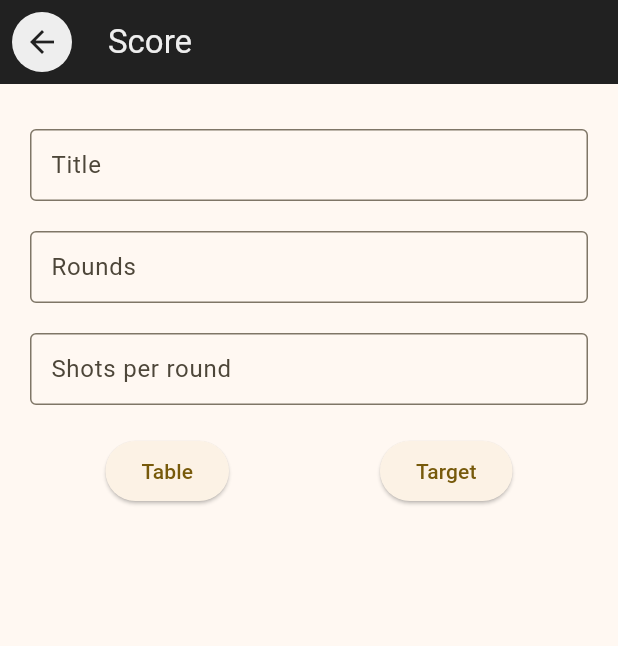
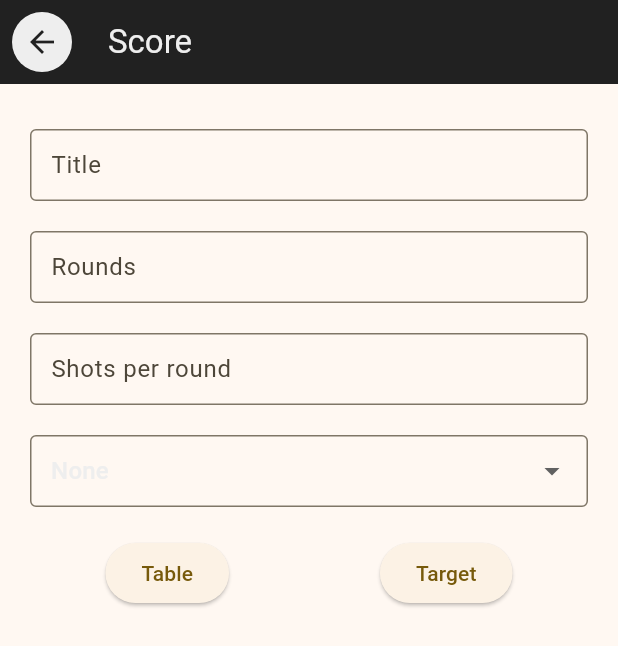
Before and after one commit to Josered30/archery-app, a Flutter app: the screen it shows after launch, after a tap on "Score", on a phone screen of 412 x 824 dp. Shown: the top 646 px of the screen. Run offline on Flutter 3.47's test engine with Material 2 defaults, Android fonts, the phone set to English and light mode, and no system bars; our stand-ins replace carousel_slider, equatable, flutter_bloc, isar; accounts and stored records are empty; generated files the repository leaves out were written again.

Commit message:
score input

```diff
--- a/lib/domain/models/take.model.dart
+++ b/lib/domain/models/take.model.dart
@@ -1,4 +1,5 @@
 import 'package:archery/domain/models/round.model.dart';
+import 'package:archery/domain/value-objects/bow_type.dart';
 import 'package:isar/isar.dart';
 part 'take.model.g.dart';
 
@@ -10,5 +11,8 @@ class Take {
   late DateTime createdAt;
   late int roundsCount;
 
+  @enumerated
+  late BowType bowType;
+
   IsarLinks<Round> rounds = IsarLinks<Round>();
 }
--- /dev/null
+++ b/lib/domain/value-objects/bow_type.dart
@@ -0,0 +1,16 @@
+enum BowType { none, recurve, compound }
+
+extension BowTypeExtension on BowType {
+  String get name {
+    switch (this) {
+      case BowType.none:
+        return 'None';
+      case BowType.recurve:
+        return 'Recurve';
+      case BowType.compound:
+        return 'Compound';
+      default:
+        return 'None';
+    }
+  }
+}
--- a/lib/domain/value-objects/take.state.dart
+++ b/lib/domain/value-objects/take.state.dart
@@ -1,12 +1,16 @@
+import 'package:archery/domain/value-objects/bow_type.dart';
+
 class TakeState {
   final int id;
   final String title;
   final int createdAtTimeStamp;
   final int roundsCount;
+  final BowType bowType;
 
   const TakeState(
       {this.id = 0,
       this.title = '',
       this.createdAtTimeStamp = 0,
-      this.roundsCount = 0});
+      this.roundsCount = 0,
+      this.bowType = BowType.none});
 }
--- a/lib/infrastructure/repositories/rounds.repository.dart
+++ b/lib/infrastructure/repositories/rounds.repository.dart
@@ -29,6 +29,8 @@ class RoundsRepository implements RoundIRepository {
   @override
   Future<void> saveTake(
       Take take, List<Round> rounds, List<List<Score>> roundsScores) async {
+    print("${take.bowType}");
+
     await isar.writeTxn(() async {
       List<List<Score>> newRoundsScores = List.empty(growable: true);
 
--- a/lib/ui/bloc/history/history.bloc.dart
+++ b/lib/ui/bloc/history/history.bloc.dart
@@ -34,7 +34,8 @@ class HistoryBloc extends Bloc<HistoryEvent, HistoryState> {
                 id: take.id,
                 title: take.title,
                 createdAtTimeStamp: take.createdAt.millisecondsSinceEpoch,
-                roundsCount: take.roundsCount))
+                roundsCount: take.roundsCount,
+                bowType: take.bowType))
             .toList()));
   }
 
@@ -47,7 +48,8 @@ class HistoryBloc extends Bloc<HistoryEvent, HistoryState> {
           TakeState(
               id: take.id,
               title: take.title,
-              createdAtTimeStamp: take.createdAt.millisecondsSinceEpoch)
+              createdAtTimeStamp: take.createdAt.millisecondsSinceEpoch,
+              bowType: take.bowType)
         ],
         rounds: take.rounds
             .map((round) => RoundState(
--- a/lib/ui/bloc/score/events/init_rounds.event.dart
+++ b/lib/ui/bloc/score/events/init_rounds.event.dart
@@ -7,16 +7,18 @@ class InitRoundsEvent extends ScoreEvent {
   final int shotsPerRound;
   final String title;
   final InputType inputType;
+  final BowType bowType;
 
   const InitRoundsEvent({
     required this.roundsCount,
     required this.shotsPerRound,
     required this.title,
     required this.inputType,
+    required this.bowType,
     this.columnsCount = 0,
     this.rowsCount = 0,
   });
 
   @override
-  List<Object?> get props => [roundsCount, rowsCount, shotsPerRound, inputType];
+  List<Object?> get props => [roundsCount, rowsCount, shotsPerRound, inputType, bowType];
 }
--- a/lib/ui/bloc/score/score.bloc.dart
+++ b/lib/ui/bloc/score/score.bloc.dart
@@ -4,6 +4,7 @@ import 'package:archery/domain/models/take.model.dart';
 import 'package:archery/domain/value-objects/round_score.dart';
 import 'package:archery/domain/value-objects/score_value.dart';
 import 'package:archery/infrastructure/repositories/rounds.repository.dart';
+import 'package:archery/domain/value-objects/bow_type.dart';
 import 'package:archery/ui/modules/score/types/input_type.dart';
 import 'package:flutter_bloc/flutter_bloc.dart';
 import 'package:equatable/equatable.dart';
@@ -51,6 +52,7 @@ class ScoreBloc extends Bloc<ScoreEvent, ScoreState> {
           shotsPerRound: setRoundsEvent.shotsPerRound,
           title: setRoundsEvent.title,
           inputType: setRoundsEvent.inputType,
+          bowType: setRoundsEvent.bowType,
           tableRounds: List.generate(
               setRoundsEvent.roundsCount,
               (_) => List.generate(
@@ -61,6 +63,7 @@ class ScoreBloc extends Bloc<ScoreEvent, ScoreState> {
           roundsCount: setRoundsEvent.roundsCount,
           shotsPerRound: setRoundsEvent.shotsPerRound,
           inputType: setRoundsEvent.inputType,
+          bowType: setRoundsEvent.bowType,
           title: setRoundsEvent.title,
           targetRounds: List.generate(setRoundsEvent.roundsCount, (_) => []),
           enableInitForm: false);
@@ -123,6 +126,7 @@ class ScoreBloc extends Bloc<ScoreEvent, ScoreState> {
     take.title = state.title;
     take.createdAt = DateTime.now();
     take.roundsCount = state.roundsCount;
+    take.bowType = state.bowType;
 
     List<List<RoundScore>> roundsScores = state.inputType == InputType.table
         ? state.tableRounds
--- a/lib/ui/bloc/score/states/score.state.dart
+++ b/lib/ui/bloc/score/states/score.state.dart
@@ -15,6 +15,7 @@ class ScoreState extends Equatable {
   final String title;
 
   final InputType inputType;
+  final BowType bowType;
 
   const ScoreState(
       {this.columnsCount = 0,
@@ -26,7 +27,8 @@ class ScoreState extends Equatable {
       this.tableRounds = const [],
       this.targetRounds = const [],
       this.title = '',
-      this.inputType = InputType.none});
+      this.inputType = InputType.none,
+      this.bowType = BowType.none});
 
   ScoreState copyWith(
       {int? columnsCount,
@@ -38,7 +40,8 @@ class ScoreState extends Equatable {
       List<List<RoundScore>>? tableRounds,
       List<List<RoundScore>>? targetRounds,
       String? title,
-      InputType? inputType}) {
+      InputType? inputType,
+      BowType? bowType}) {
     return ScoreState(
         columnsCount: columnsCount ?? this.columnsCount,
         rowsCount: rowsCount ?? this.rowsCount,
@@ -49,7 +52,8 @@ class ScoreState extends Equatable {
         tableRounds: tableRounds ?? this.tableRounds,
         targetRounds: targetRounds ?? this.targetRounds,
         title: title ?? this.title,
-        inputType: inputType ?? this.inputType);
+        inputType: inputType ?? this.inputType,
+        bowType: bowType ?? this.bowType);
   }
 
   @override
--- a/lib/ui/modules/score/score.page.dart
+++ b/lib/ui/modules/score/score.page.dart
@@ -2,6 +2,7 @@ import 'package:archery/ui/bloc/score/score.bloc.dart';
 import 'package:archery/infrastructure/repositories/rounds.repository.dart';
 import 'package:archery/ui/modules/score/components/round_input.dart';
 import 'package:archery/ui/modules/score/components/target_input.dart';
+import 'package:archery/domain/value-objects/bow_type.dart';
 import 'package:archery/ui/modules/score/types/input_type.dart';
 import 'package:flutter/material.dart';
 import 'package:flutter_bloc/flutter_bloc.dart';
@@ -19,6 +20,8 @@ class _TakeInputState extends State<TakeInput> {
   final titleController = TextEditingController();
   final roundsController = TextEditingController();
   final shotsPerRoundController = TextEditingController();
+
+  BowType bowType = BowType.none;
 
   @override
   void dispose() {
@@ -53,7 +56,8 @@ class _TakeInputState extends State<TakeInput> {
         rowsCount: rowsCount,
         shotsPerRound: shotsPerRound,
         title: titleController.text,
-        inputType: inputType));
+        inputType: inputType,
+        bowType: bowType));
   }
 
   Widget _textField(TextEditingController controller, bool enableInit,
@@ -86,6 +90,31 @@ class _TakeInputState extends State<TakeInput> {
           const SizedBox(height: 20),
           _textField(shotsPerRoundController, widget.enabled, "Shots per round",
               TextInputType.number),
+          const SizedBox(height: 20),
+          DropdownButtonFormField(
+              isExpanded: true,
+              value: bowType,
+              decoration: const InputDecoration(
+                  border: OutlineInputBorder(),
+                  contentPadding:
+                      EdgeInsets.symmetric(vertical: 0, horizontal: 10)),
+              items: BowType.values
+                  .map((bowType) => DropdownMenuItem(
+                        value: bowType,
+                        child: Text(
+                          bowType.name,
+                          style: TextStyle(color: Colors.grey[200]),
+                        ),
+                      ))
+                  .toList(),
+              onChanged: (BowType? bowType) {
+                if (bowType == null) {
+                  return;
+                }
+                setState(() {
+                  this.bowType = bowType;
+                });
+              }),
           const SizedBox(height: 20),
           Row(
             mainAxisAlignment: MainAxisAlignment.spaceAround,
@@ -140,7 +169,7 @@ class ScoreView extends StatelessWidget {
     return BlocBuilder<ScoreBloc, ScoreState>(builder: (blocContext, state) {
       Widget input = state.inputType == InputType.table
           ? const RoundInput()
-          : TargetInput();
+          : const TargetInput();
 
       return Padding(
           padding: const EdgeInsets.fromLTRB(20, 10, 20, 0),
--- a/pubspec.yaml
+++ b/pubspec.yaml
@@ -68,8 +68,7 @@ flutter:
 
   # To add assets to your application, add an assets section, like this:
   assets:
-    - assets/target.png
-    - assets/bow.gif
+    - assets/
 
   # An image asset can refer to one or more resolution-specific "variants", see
   # https://flutter.dev/assets-and-images/#resolution-aware
```
Also changed, not shown: lib/ui/modules/history/detail.page.dart (+14 -4 lines), lib/domain/models/take.model.g.dart.
